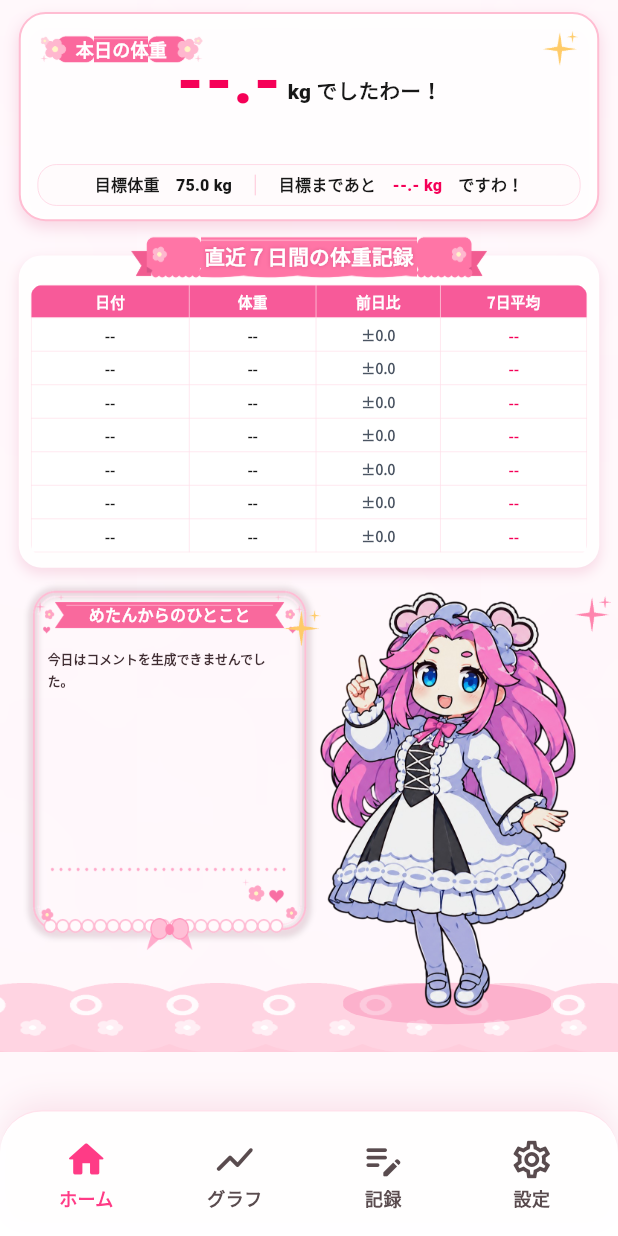
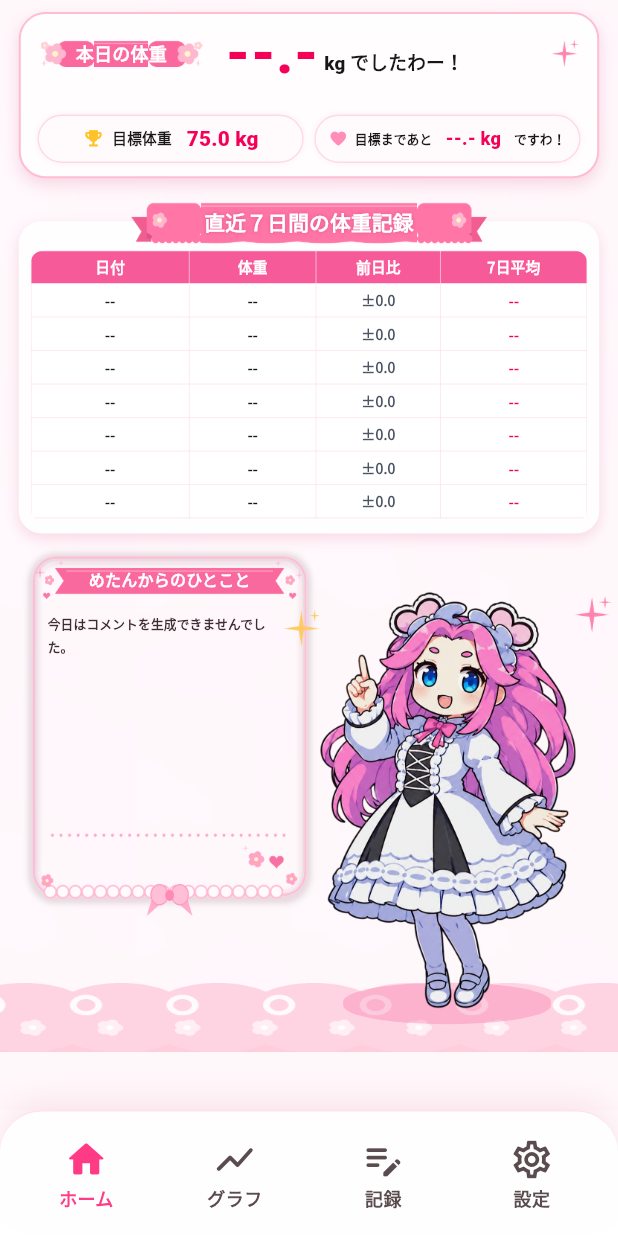
Before and after one commit to kph7m/weight_report_app, a Flutter app: the ReportScreen screen opened directly, on a phone screen of 412 x 824 dp. Run offline on Flutter 3.47's test engine with Material 3 defaults, Android fonts, the phone set to English and light mode, and no system bars; our stand-ins replace flutter_riverpod, isar, shared_preferences; accounts and stored records are empty; generated files the repository leaves out were written again; Roboto replaces fonts that are missing (Zen Maru Gothic).

Commit message:
Restyle today weight summary card

```diff
--- a/lib/screens/report_screen.dart
+++ b/lib/screens/report_screen.dart
@@ -219,12 +219,12 @@ class _ReportBody extends StatelessWidget {
                       Positioned(
                         left: 28,
                         right: 28,
-                        top: 337,
+                        top: 286,
                         child: _HistoryCard(rows: rows),
                       ),
                       Positioned(
                         left: 28,
-                        top: 865,
+                        top: 814,
                         width: 450,
                         height: 565,
                         child: _MetanCommentPanel(comment: comment),
@@ -313,8 +313,8 @@ class _TodayWeightCard extends StatelessWidget {
         : (weight - targetWeightKg).clamp(0, double.infinity).toDouble();
 
     return Container(
-      height: 312,
-      padding: const EdgeInsets.fromLTRB(25, 16, 25, 20),
+      height: 248,
+      padding: const EdgeInsets.fromLTRB(25, 17, 25, 20),
       decoration: BoxDecoration(
         color: Colors.white.withValues(alpha: 0.96),
         borderRadius: BorderRadius.circular(40),
@@ -330,7 +330,6 @@ class _TodayWeightCard extends StatelessWidget {
       child: Column(
         children: [
           Row(
-            crossAxisAlignment: CrossAxisAlignment.center,
             children: [
               _ThreeSliceLabel(
                 family: 'report_today_title',
@@ -346,19 +345,12 @@ class _TodayWeightCard extends StatelessWidget {
                   ),
                 ),
               ),
-              const Spacer(),
-              Image.asset(
-                'assets/images/report/report_sparkle_gold.png',
-                width: 62,
-                height: 62,
-                excludeFromSemantics: true,
-              ),
-            ],
-          ),
-          Transform.translate(
-            offset: const Offset(0, -35),
+              const SizedBox(width: 30),
+              Expanded(
+                child: FittedBox(
+                  fit: BoxFit.scaleDown,
+                  alignment: Alignment.centerLeft,
                   child: Row(
-              mainAxisAlignment: MainAxisAlignment.center,
                     crossAxisAlignment: CrossAxisAlignment.end,
                     children: [
                       Text(
@@ -366,19 +358,19 @@ class _TodayWeightCard extends StatelessWidget {
                         style: const TextStyle(
                           color: _deepPink,
                           fontFamily: reportAccentFontFamily,
-                    fontSize: 95,
+                          fontSize: 84,
                           height: 1,
                           fontWeight: FontWeight.w900,
                         ),
                       ),
                       const Padding(
-                  padding: EdgeInsets.only(bottom: 9, left: 9),
+                        padding: EdgeInsets.only(bottom: 8, left: 8),
                         child: Text(
                           'kg でしたわー！',
                           style: TextStyle(
                             color: _ink,
                             fontFamily: reportAccentFontFamily,
-                      fontSize: 31,
+                            fontSize: 28,
                             fontWeight: FontWeight.w900,
                           ),
                         ),
@@ -386,50 +378,105 @@ class _TodayWeightCard extends StatelessWidget {
                     ],
                   ),
                 ),
+              ),
+              Image.asset(
+                'assets/images/report/report_sparkle_pink.png',
+                width: 48,
+                height: 48,
+                excludeFromSemantics: true,
+              ),
+            ],
+          ),
           const Spacer(),
-          Container(
-            height: 62,
-            padding: const EdgeInsets.symmetric(horizontal: 24),
+          Row(
+            children: [
+              Expanded(
+                child: _GoalPill(
+                  icon: Icons.emoji_events_rounded,
+                  iconColor: Color(0xFFFFC329),
+                  label: '目標体重',
+                  value: '${targetWeightKg.toStringAsFixed(1)} kg',
+                ),
+              ),
+              const SizedBox(width: 16),
+              Expanded(
+                child: _GoalPill(
+                  icon: Icons.favorite_rounded,
+                  iconColor: Color(0xFFFF8DB8),
+                  label: '目標まであと',
+                  value: '${remaining?.toStringAsFixed(1) ?? '--.-'} kg',
+                  suffix: 'ですわ！',
+                ),
+              ),
+            ],
+          ),
+        ],
+      ),
+    );
+  }
+}
+
+class _GoalPill extends StatelessWidget {
+  const _GoalPill({
+    required this.icon,
+    required this.iconColor,
+    required this.label,
+    required this.value,
+    this.suffix,
+  });
+
+  final IconData icon;
+  final Color iconColor;
+  final String label;
+  final String value;
+  final String? suffix;
+
+  @override
+  Widget build(BuildContext context) {
+    return Container(
+      height: 72,
+      padding: const EdgeInsets.symmetric(horizontal: 20),
       decoration: BoxDecoration(
-              color: const Color(0xFFFFFBFC),
-              borderRadius: BorderRadius.circular(28),
-              border: Border.all(color: const Color(0xFFFFCADC)),
+        color: const Color(0xFFFFFAFC),
+        borderRadius: BorderRadius.circular(36),
+        border: Border.all(color: const Color(0xFFFFD9E5), width: 2),
+        boxShadow: const [BoxShadow(color: Color(0x12D94A80), blurRadius: 8)],
       ),
+      child: FittedBox(
+        fit: BoxFit.scaleDown,
         child: Row(
           mainAxisAlignment: MainAxisAlignment.center,
           children: [
+            Icon(icon, color: iconColor, size: 32),
+            const SizedBox(width: 12),
             Text(
-                  '目標体重　${targetWeightKg.toStringAsFixed(1)} kg',
+              '$label　',
               style: const TextStyle(
                 fontFamily: reportAccentFontFamily,
-                    fontSize: 24,
+                fontSize: 22,
                 fontWeight: FontWeight.w900,
               ),
             ),
-                const SizedBox(width: 34),
-                Container(width: 2, height: 31, color: const Color(0xFFFFD3E1)),
-                const SizedBox(width: 34),
-                Text.rich(
-                  TextSpan(
-                    children: [
-                      const TextSpan(text: '目標まであと　'),
-                      TextSpan(
-                        text: '${remaining?.toStringAsFixed(1) ?? '--.-'} kg',
-                        style: const TextStyle(color: _deepPink),
+            Text(
+              value,
+              style: const TextStyle(
+                color: _deepPink,
+                fontFamily: reportAccentFontFamily,
+                fontSize: 31,
+                fontWeight: FontWeight.w900,
               ),
-                      const TextSpan(text: '　ですわ！'),
-                    ],
             ),
+            if (suffix != null)
+              Text(
+                '　$suffix',
                 style: const TextStyle(
                   fontFamily: reportAccentFontFamily,
-                    fontSize: 24,
+                  fontSize: 22,
                   fontWeight: FontWeight.w900,
                 ),
               ),
           ],
         ),
-          ),
-        ],
       ),
     );
   }
```
Also changed, not shown: 2 other files. Lines whose indentation alone changed are shown as unchanged.
